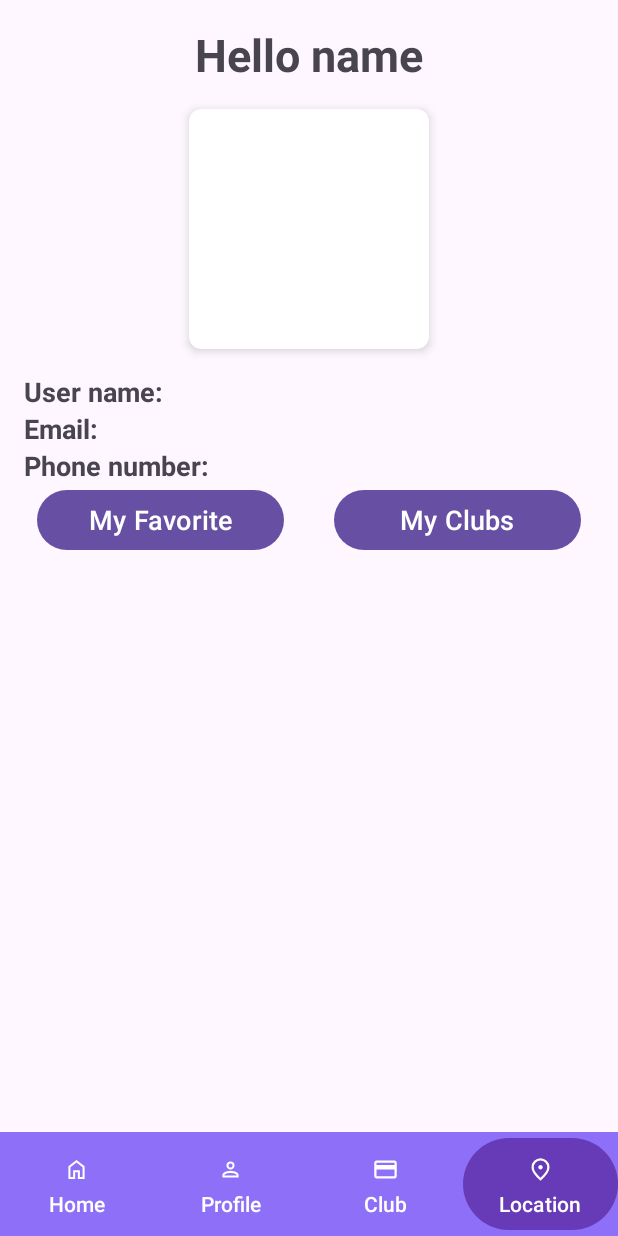
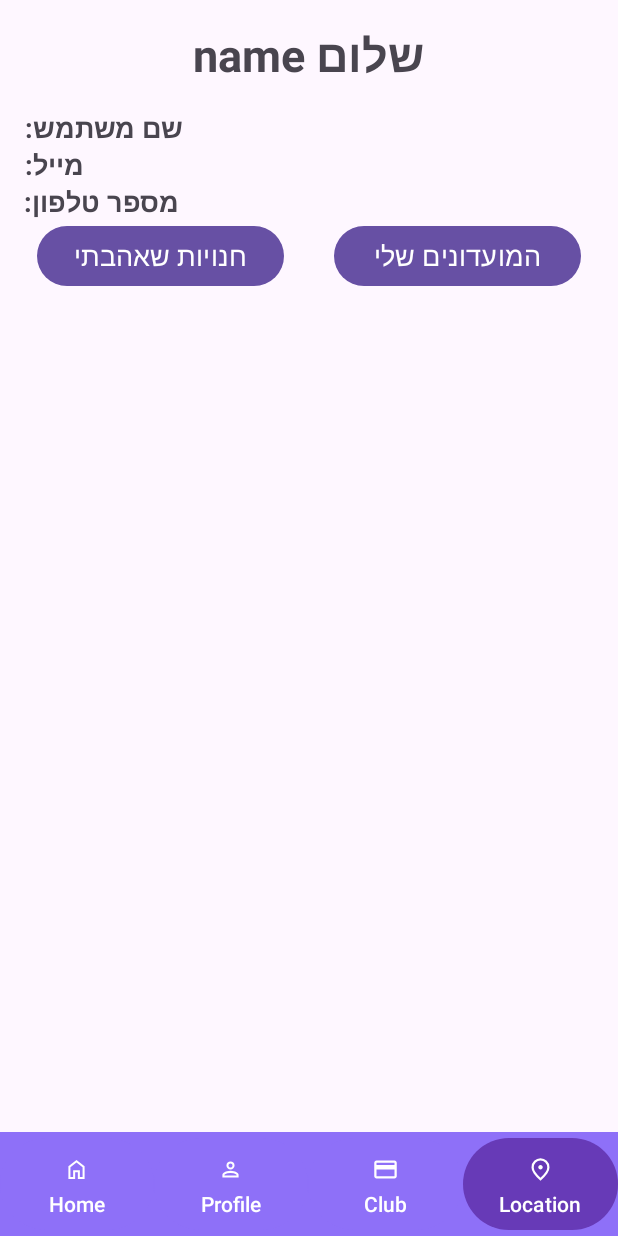
Before and after one commit to yahavLer/2024B_finalProject_YahavLer, an Android app: the activity_profile screen opened directly, with no data from a screen before it, on a phone screen of 412 x 824 dp. Run offline under Robolectric (Android 15) with nearby library versions, the phone set to English and light mode, and no system bars; our stand-ins replace Firebase (no records; nobody signed in at launch, a user with empty details on screens opened directly).

Commit message:
14.8 14/8 hebrew

```diff
--- a/app/src/main/java/com/example/a2024b_finalproject_yahavler/ActivityView/activity_club_accepted_by_store.java
+++ b/app/src/main/java/com/example/a2024b_finalproject_yahavler/ActivityView/activity_club_accepted_by_store.java
@@ -68,7 +68,7 @@ public class activity_club_accepted_by_store extends AppCompatActivity {
             if (fetchStore != null){
                 this.store = fetchStore;
                 Log.d("store_data", store.toString());
-                storeNameTextView.setText("Your club accepted by: " + store.getName());
+                storeNameTextView.setText(store.getName());
                 fetchClubsAcceptedByStore();
             }
         });
--- a/app/src/main/java/com/example/a2024b_finalproject_yahavler/ActivityView/activity_profile.java
+++ b/app/src/main/java/com/example/a2024b_finalproject_yahavler/ActivityView/activity_profile.java
@@ -81,7 +81,6 @@ public class activity_profile extends AppCompatActivity {
         EDT_username = findViewById(R.id.profile_EDT_username);
         EDT_email = findViewById(R.id.profile_EDT_email);
         EDT_phone = findViewById(R.id.profile_phone);
-        profileImage = findViewById(R.id.profile_image);
         clubsRecyclerView = findViewById(R.id.UserClub_recycler_view);
         storesRecyclerView = findViewById(R.id.favorites_recycler_view);
         btnFavorite = findViewById(R.id.btn_favorite);
@@ -151,7 +150,7 @@ public class activity_profile extends AppCompatActivity {
                 arr =new ArrayList<>(user1.getFavoriteStores().keySet());
                 this.favStoreIdList =new ArrayList<>(user1.getFavoriteStores().keySet());
                 Log.d("loadUserProfile", "favStoreList: " + arr.toString());
-                EDT_Hello.setText("Hello " + user1.getUsername());
+                EDT_Hello.setText("שלום " + user1.getUsername());
                 EDT_username.setText(user1.getUsername());
                 EDT_email.setText(user1.getEmail());
                 EDT_phone.setText(user1.getPhone());
--- a/app/src/main/java/com/example/a2024b_finalproject_yahavler/ActivityView/activity_store_accepted_by_club.java
+++ b/app/src/main/java/com/example/a2024b_finalproject_yahavler/ActivityView/activity_store_accepted_by_club.java
@@ -53,7 +53,7 @@ public class activity_store_accepted_by_club extends AppCompatActivity {
     private void fetchClubData(String clubId) {
         AppManagerFirebase.fetchClubById(clubId, fetchClub -> {
             if (fetchClub != null){
-                clubNameTextView.setText("Stores accepting: " + fetchClub.getName());
+                clubNameTextView.setText(fetchClub.getName());
                 fetchStoresAcceptedByClub(fetchClub);
             }
         });
--- a/app/src/main/java/com/example/a2024b_finalproject_yahavler/ActivityView/stores_of_club_home_view.java
+++ b/app/src/main/java/com/example/a2024b_finalproject_yahavler/ActivityView/stores_of_club_home_view.java
@@ -125,7 +125,7 @@ public class stores_of_club_home_view extends AppCompatActivity implements Objec
                 @Override
                 public void res(String username) {
                     if (username != null) {
-                        welcome_text.setText("Welcome, " + username);
+                        welcome_text.setText(username);
                     } else {
                         // Handle the case where the username is null
                     }
--- a/app/src/main/res/layout/clubs_accepted_by_store.xml
+++ b/app/src/main/res/layout/clubs_accepted_by_store.xml
@@ -24,6 +24,7 @@
                 android:text="Clubs Accepted by Store"
                 android:textSize="32dp"
                 android:background="@color/colorAccent" />
+
         </LinearLayout>
         <androidx.recyclerview.widget.RecyclerView
             android:id="@+id/clubs_recycler_view"
--- a/app/src/main/res/layout/profile_view.xml
+++ b/app/src/main/res/layout/profile_view.xml
@@ -11,7 +11,7 @@
         android:id="@+id/Hello"
         android:layout_width="0dp"
         android:layout_height="wrap_content"
-        android:text="Hello name"
+        android:text="שלום name"
         android:textSize="30sp"
         android:textStyle="bold"
         android:gravity="center"
@@ -20,25 +20,6 @@
         app:layout_constraintEnd_toEndOf="parent"
         android:layout_marginTop="16dp"/>
 
-    <!-- תמונת פרופיל -->
-    <androidx.cardview.widget.CardView
-        android:id="@+id/profile_image_card"
-        android:layout_width="160dp"
-        android:layout_height="160dp"
-        android:layout_marginTop="16dp"
-        app:cardCornerRadius="8dp"
-        app:cardElevation="4dp"
-        app:layout_constraintTop_toBottomOf="@id/Hello"
-        app:layout_constraintStart_toStartOf="parent"
-        app:layout_constraintEnd_toEndOf="parent"
-        android:layout_marginHorizontal="16dp">
-
-        <ImageView
-            android:id="@+id/profile_image"
-            android:layout_width="match_parent"
-            android:layout_height="match_parent"
-            android:scaleType="centerCrop"/>
-    </androidx.cardview.widget.CardView>
 
     <!-- פרטי פרופיל -->
     <GridLayout
@@ -48,7 +29,7 @@
         android:columnCount="2"
         android:rowCount="6"
         android:layout_marginTop="16dp"
-        app:layout_constraintTop_toBottomOf="@id/profile_image_card"
+        app:layout_constraintTop_toBottomOf="@id/Hello"
         app:layout_constraintStart_toStartOf="parent"
         app:layout_constraintEnd_toEndOf="parent"
         android:layout_marginHorizontal="16dp">
@@ -58,7 +39,7 @@
             android:id="@+id/profile_EDT_username_label"
             android:layout_width="wrap_content"
             android:layout_height="wrap_content"
-            android:text="User name:"
+            android:text="שם משתמש:"
             android:textSize="18sp"
             android:textStyle="bold"/>
 
@@ -74,7 +55,7 @@
             android:id="@+id/profile_EDT_email_label"
             android:layout_width="wrap_content"
             android:layout_height="wrap_content"
-            android:text="Email:"
+            android:text="מייל:"
             android:textSize="18sp"
             android:textStyle="bold"/>
 
@@ -90,7 +71,7 @@
             android:id="@+id/profile_phone_label"
             android:layout_width="wrap_content"
             android:layout_height="wrap_content"
-            android:text="Phone number:"
+            android:text="מספר טלפון:"
             android:textSize="18sp"
             android:textStyle="bold"/>
 
@@ -107,7 +88,7 @@
         android:id="@+id/btn_favorite"
         android:layout_width="0dp"
         android:layout_height="wrap_content"
-        android:text="My Favorite"
+        android:text="חנויות שאהבתי"
         android:textSize="18sp"
         app:layout_constraintTop_toBottomOf="@id/profile_details"
         app:layout_constraintStart_toStartOf="parent"
@@ -120,7 +101,7 @@
         android:id="@+id/btn_clubs"
         android:layout_width="0dp"
         android:layout_height="wrap_content"
-        android:text="My Clubs"
+        android:text="המועדונים שלי"
         android:textSize="18sp"
         app:layout_constraintTop_toBottomOf="@id/profile_details"
         app:layout_constraintStart_toEndOf="@id/btn_favorite"
```
Also changed, not shown: app/src/main/res/layout/manage_clubs.xml (+6 -4 lines), app/src/main/res/layout/stores_accepted_by_club.xml (+13 -4 lines), app/src/main/res/layout/stores_of_club_home_view.xml (+15 -6 lines).
